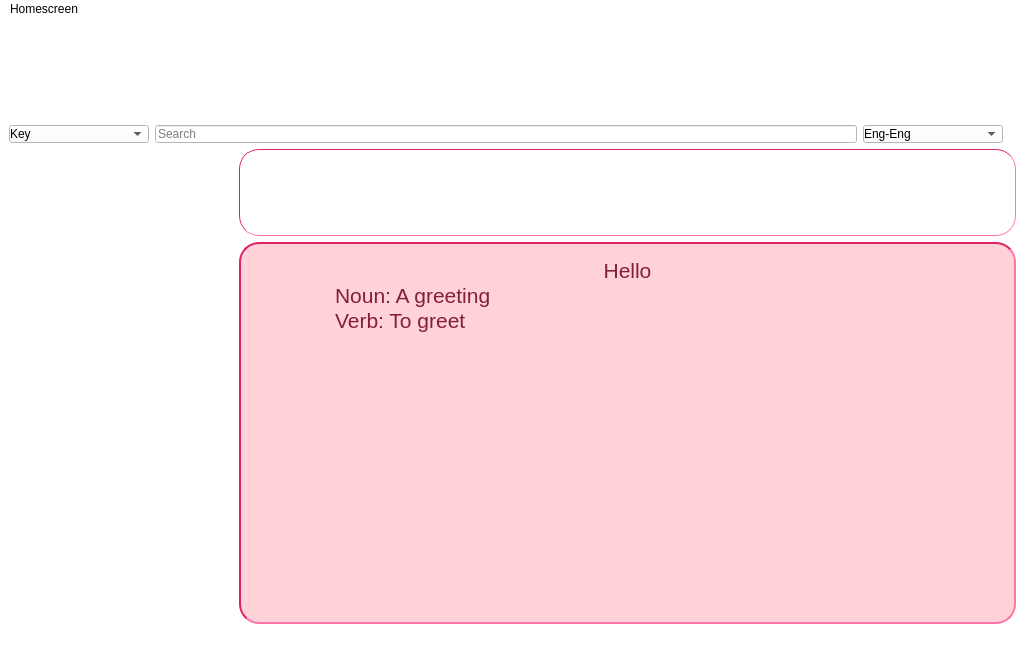
Old version of the form mainwindow.ui in the repository OHonSam/CS163_Group2_Dictionary.
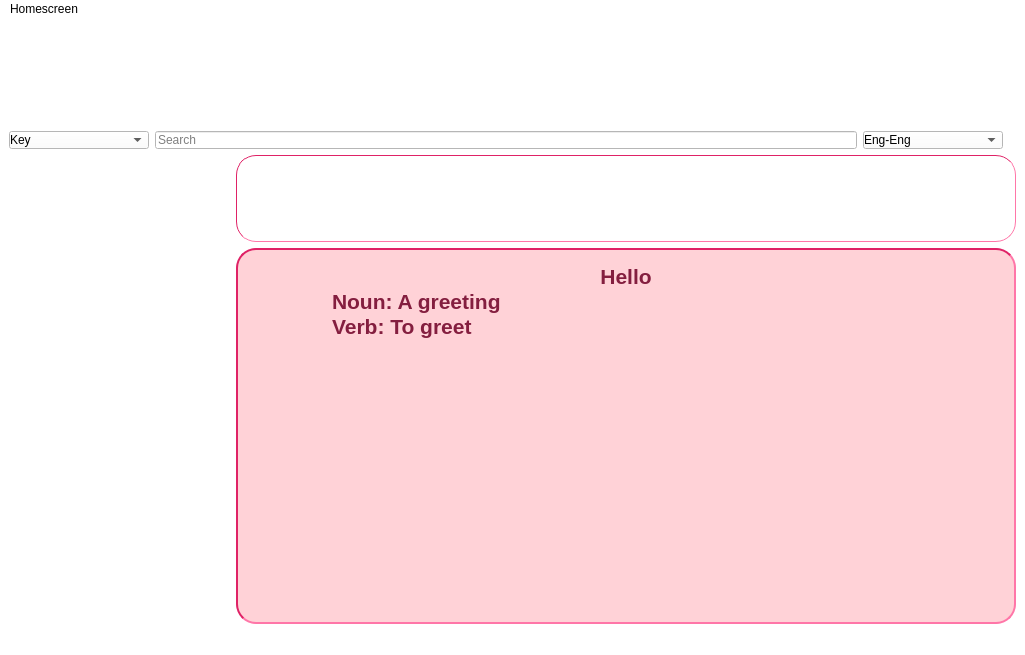
New version of the form. Icons and pictures are not drawn.

Diff of the .ui file:
```diff
--- a/mainwindow.ui
+++ b/mainwindow.ui
@@ -38,6 +38,11 @@
      <layout class="QVBoxLayout" name="verticalLayout">
       <item>
        <widget class="QLabel" name="label_12">
+        <property name="font">
+         <font>
+          <family>Poppins</family>
+         </font>
+        </property>
         <property name="styleSheet">
          <string notr="true">
 background-image: url(:/background/images/bg/small orange.jpg);
@@ -50,12 +55,17 @@
   min-width: 20px</string>
         </property>
         <property name="text">
-         <string>&lt;html&gt;&lt;head/&gt;&lt;body&gt;&lt;p align=&quot;center&quot;&gt;&lt;span style=&quot; font-size:16pt; font-weight:700; color:#ffffff;&quot;&gt;Multilple choice&lt;/span&gt;&lt;/p&gt;&lt;/body&gt;&lt;/html&gt;</string>
+         <string>&lt;html&gt;&lt;head/&gt;&lt;body&gt;&lt;p align=&quot;center&quot;&gt;&lt;span style=&quot; font-size:16pt; color:#ffffff;&quot;&gt;Multilple choice&lt;/span&gt;&lt;/p&gt;&lt;/body&gt;&lt;/html&gt;</string>
         </property>
        </widget>
       </item>
       <item>
        <widget class="QLabel" name="label_15">
+        <property name="font">
+         <font>
+          <family>Poppins</family>
+         </font>
+        </property>
         <property name="autoFillBackground">
          <bool>false</bool>
         </property>
@@ -70,7 +80,7 @@
   min-width: 20px</string>
         </property>
         <property name="text">
-         <string>&lt;html&gt;&lt;head/&gt;&lt;body&gt;&lt;p align=&quot;center&quot;&gt;&lt;span style=&quot; font-size:16pt; font-weight:700; color:#ffffff;&quot;&gt;Favourite list&lt;/span&gt;&lt;/p&gt;&lt;/body&gt;&lt;/html&gt;</string>
+         <string>&lt;html&gt;&lt;head/&gt;&lt;body&gt;&lt;p align=&quot;center&quot;&gt;&lt;span style=&quot; font-size:16pt; color:#ffffff;&quot;&gt;Favourite list&lt;/span&gt;&lt;/p&gt;&lt;/body&gt;&lt;/html&gt;</string>
         </property>
        </widget>
       </item>
@@ -123,6 +133,12 @@
           <verstretch>0</verstretch>
          </sizepolicy>
         </property>
+        <property name="font">
+         <font>
+          <family>Poppins</family>
+          <bold>false</bold>
+         </font>
+        </property>
         <property name="styleSheet">
          <string notr="true">padding: 30px;
 border-radius: 20px;
@@ -131,7 +147,7 @@
 background-image: url(:/background/images/bg/intro bg.jpg);</string>
         </property>
         <property name="text">
-         <string>&lt;html&gt;&lt;head/&gt;&lt;body&gt;&lt;p align=&quot;center&quot;&gt;&lt;span style=&quot; font-size:20pt; font-weight:700; color:#ffffff;&quot;&gt;WELCOME TO DICTIONARY - GROUP 2&lt;/span&gt;&lt;/p&gt;&lt;/body&gt;&lt;/html&gt;</string>
+         <string>&lt;html&gt;&lt;head/&gt;&lt;body&gt;&lt;p align=&quot;center&quot;&gt;&lt;span style=&quot; font-size:20pt; color:#ffffff;&quot;&gt;WELCOME TO DICTIONARY - GROUP 2&lt;/span&gt;&lt;/p&gt;&lt;/body&gt;&lt;/html&gt;</string>
         </property>
         <property name="alignment">
          <set>Qt::AlignCenter</set>
@@ -272,9 +288,9 @@
 li.unchecked::marker { content: &quot;\2610&quot;; }
 li.checked::marker { content: &quot;\2612&quot;; }
 &lt;/style&gt;&lt;/head&gt;&lt;body style=&quot; font-family:'Segoe UI'; font-size:9pt; font-weight:400; font-style:normal;&quot;&gt;
-&lt;p align=&quot;center&quot; style=&quot; margin-top:0px; margin-bottom:0px; margin-left:0px; margin-right:0px; -qt-block-indent:0; text-indent:0px;&quot;&gt;&lt;span style=&quot; font-size:16pt; color:#841e3f;&quot;&gt;Hello&lt;/span&gt;&lt;/p&gt;
-&lt;p align=&quot;justify&quot; style=&quot; margin-top:0px; margin-bottom:0px; margin-left:0px; margin-right:0px; -qt-block-indent:0; text-indent:0px;&quot;&gt;&lt;span style=&quot; font-size:16pt; color:#841e3f;&quot;&gt;	Noun: A greeting&lt;/span&gt;&lt;/p&gt;
-&lt;p align=&quot;justify&quot; style=&quot; margin-top:0px; margin-bottom:0px; margin-left:0px; margin-right:0px; -qt-block-indent:0; text-indent:0px;&quot;&gt;&lt;span style=&quot; font-size:16pt; color:#841e3f;&quot;&gt;	Verb: To greet&lt;/span&gt;&lt;/p&gt;&lt;/body&gt;&lt;/html&gt;</string>
+&lt;p align=&quot;center&quot; style=&quot; margin-top:0px; margin-bottom:0px; margin-left:0px; margin-right:0px; -qt-block-indent:0; text-indent:0px;&quot;&gt;&lt;span style=&quot; font-size:16pt; font-weight:700; color:#841e3f;&quot;&gt;Hello&lt;/span&gt;&lt;/p&gt;
+&lt;p align=&quot;justify&quot; style=&quot; margin-top:0px; margin-bottom:0px; margin-left:0px; margin-right:0px; -qt-block-indent:0; text-indent:0px;&quot;&gt;&lt;span style=&quot; font-size:16pt; font-weight:700; color:#841e3f;&quot;&gt;	Noun: A greeting&lt;/span&gt;&lt;/p&gt;
+&lt;p align=&quot;justify&quot; style=&quot; margin-top:0px; margin-bottom:0px; margin-left:0px; margin-right:0px; -qt-block-indent:0; text-indent:0px;&quot;&gt;&lt;span style=&quot; font-size:16pt; font-weight:700; color:#841e3f;&quot;&gt;	Verb: To greet&lt;/span&gt;&lt;/p&gt;&lt;/body&gt;&lt;/html&gt;</string>
         </property>
         <property name="placeholderText">
          <string>Displaying...</string>
```
